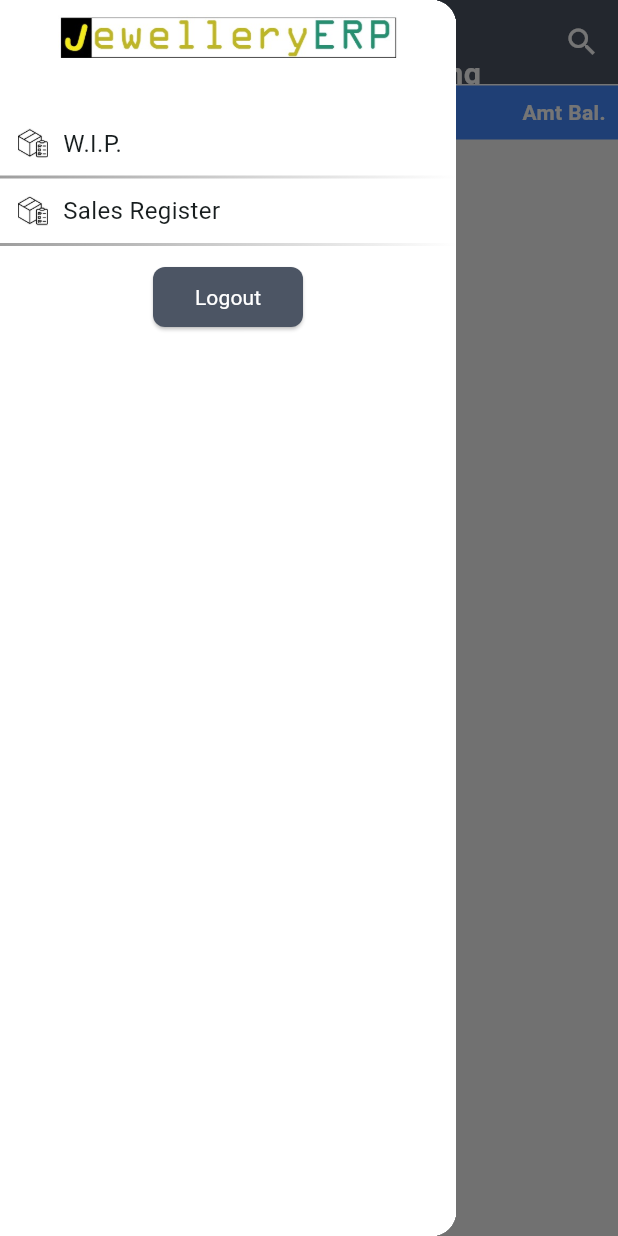
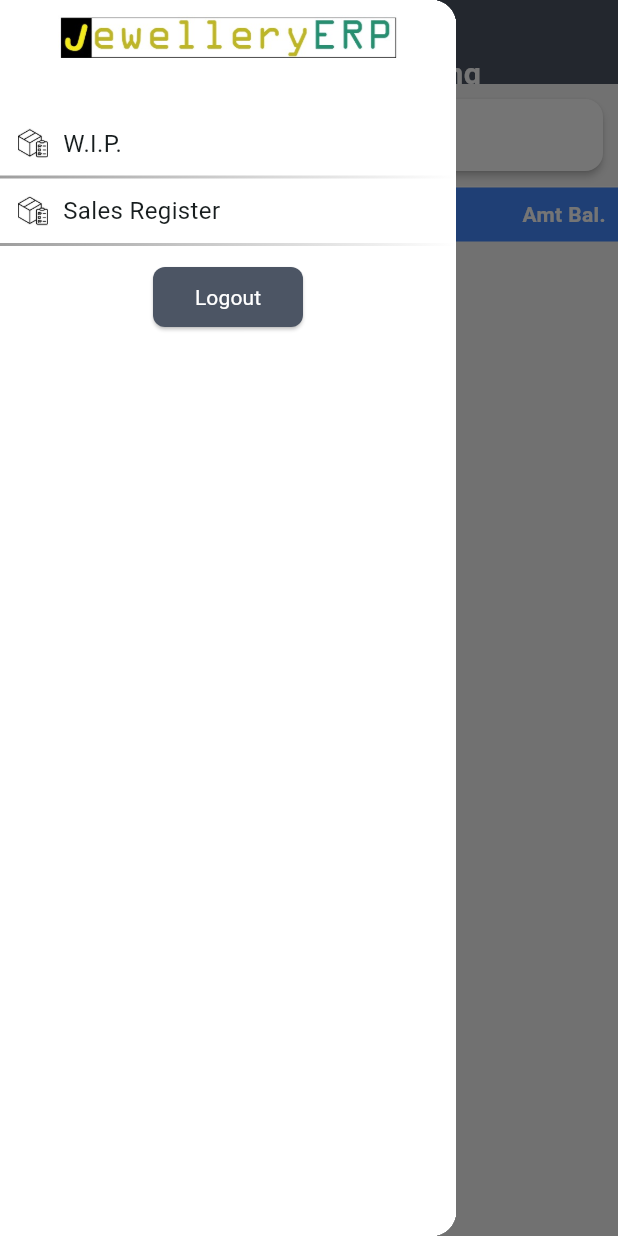
Before and after one commit to JEWELLERYIT/JewelleryERPNew, a Flutter app: the ClientOutstandingScreen screen opened directly, with the side drawer open, on a phone screen of 412 x 824 dp. Run offline on Flutter 3.47's test engine with Material 3 defaults, Android fonts, the light colour scheme and no system bars; our stand-ins replace fluttertoast, pie_chart, shared_preferences; missing offline and left inert: responsive_grid_list, widget_zoom; accounts and stored records are empty.

Commit message:
Static Search Opition

```diff
--- a/lib/Pages/ClientOutstandingScreen.dart
+++ b/lib/Pages/ClientOutstandingScreen.dart
@@ -20,7 +20,6 @@ class ClientOutstandingScreen extends StatefulWidget {
 }
 
 class _ClientOutstandingScreenState extends State<ClientOutstandingScreen> {
-  bool _isSearchVisible = false;
   final TextEditingController _searchController = TextEditingController();
 
   bool loader = false;
@@ -120,23 +119,15 @@ class _ClientOutstandingScreenState extends State<ClientOutstandingScreen> {
               ),
             ),
           ),
-          actions: [
-            IconButton(
-              icon: const Icon(Icons.search, color: Colors.white),
-              onPressed: () => {
-                setState(() {
-                  _isSearchVisible = true;
-                })
-              },
-            )
-          ]),
+
+      ),
       body: loader
           ? const Center(child: CircularProgressIndicator())
           : SingleChildScrollView(
               child: Column(
                 children: [
                   Visibility(
-                    visible: _isSearchVisible,
+                    visible: true,
                     child: Card(
                       margin: const EdgeInsets.all(10),
                       elevation: 2,
@@ -155,21 +146,6 @@ class _ClientOutstandingScreenState extends State<ClientOutstandingScreen> {
                                   border: InputBorder.none,
                                 ),
                               ),
-                            ),
-                            IconButton(
-                              icon: Image.asset('assets/cross.png',
-                                  // Replace with your image path
-                                  height: 30, // Adjust the height as needed
-                                  width: 30),
-                              onPressed: () {
-                                setState(() {
-                                  _isSearchVisible = false;
-                                  _searchController.text = "";
-                                  // page = 1;
-                                  // _productList.clear();
-                                  // callApi(1);
-                                });
-                              },
                             ),
                           ],
                         ),
```
